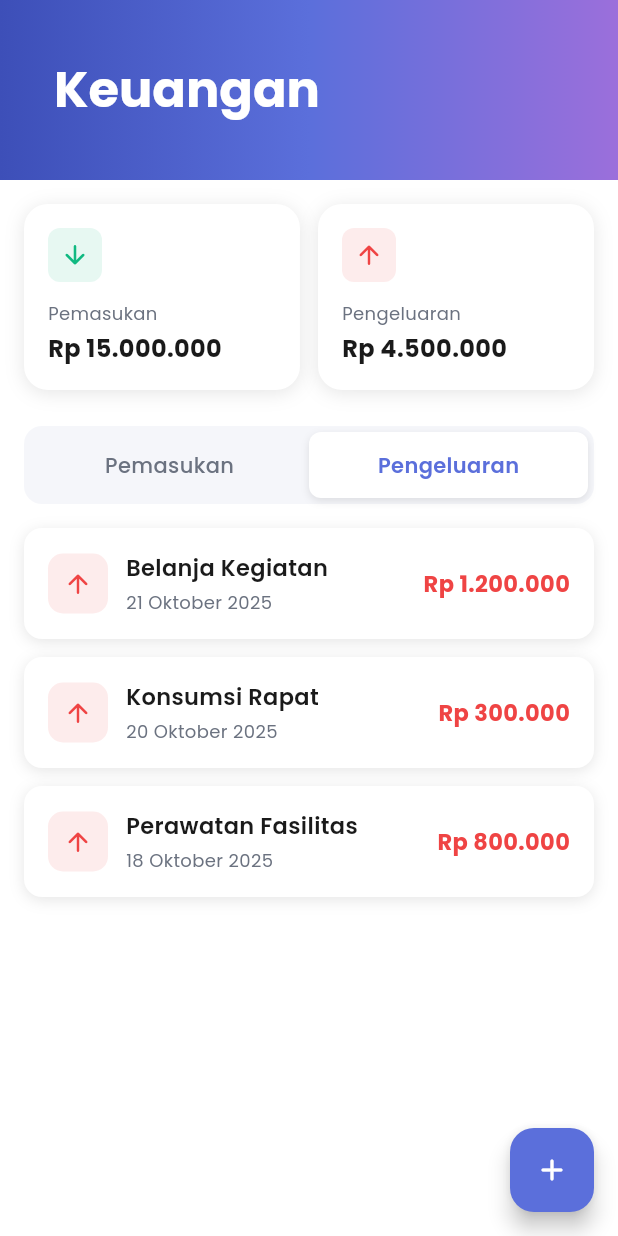
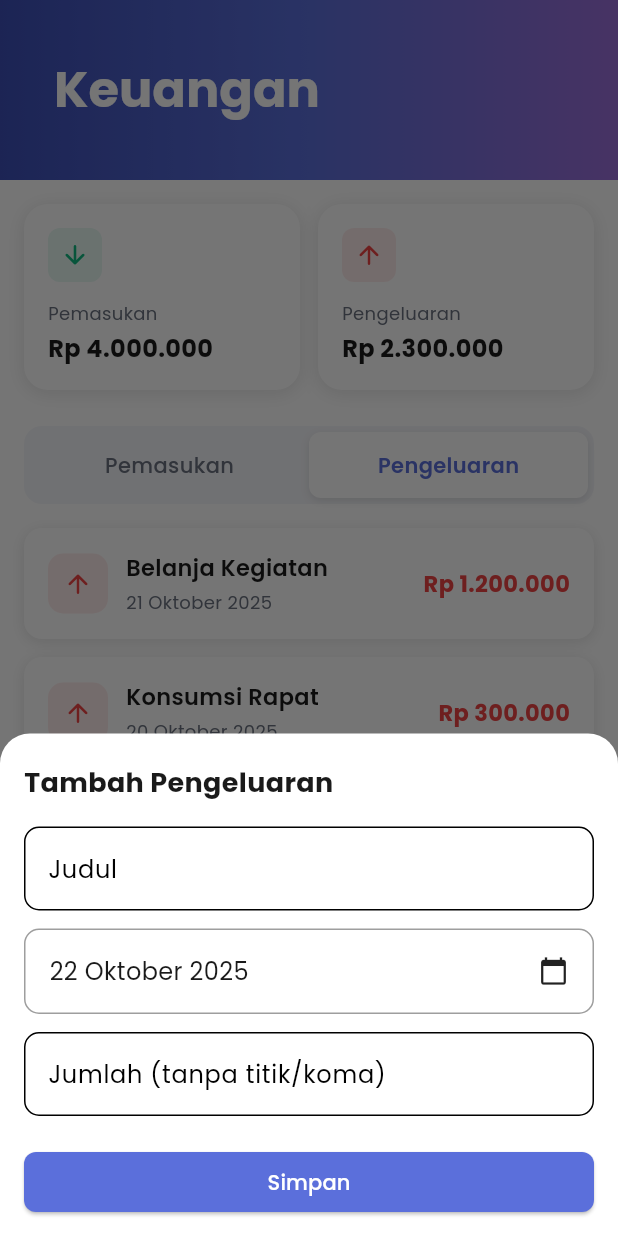
Before and after one commit to Ruphasa/Pentagram, a Flutter app: the KeuanganPage screen opened directly, after a tap on "Pengeluaran", after a tap on the "add" icon, on a phone screen of 412 x 824 dp. Run offline on Flutter 3.47's test engine with Material 3 defaults, Android fonts, the phone set to English and light mode, and no system bars; our stand-ins replace firebase_core, google_fonts; accounts and stored records are empty.

Commit message:
tambah tombol pemasukan dan pengeluaran

```diff
--- a/lib/pages/keuangan/keuangan_page.dart
+++ b/lib/pages/keuangan/keuangan_page.dart
@@ -1,6 +1,7 @@
 import 'package:flutter/material.dart';
 import 'package:pentagram/utils/app_colors.dart';
 import 'package:pentagram/widgets/common_header.dart';
+import 'package:intl/intl.dart';
 
 class KeuanganPage extends StatefulWidget {
   const KeuanganPage({super.key});
@@ -12,6 +13,35 @@ class KeuanganPage extends StatefulWidget {
 class _KeuanganPageState extends State<KeuanganPage> {
   bool showIncome = true;
 
+  List<Map<String, dynamic>> incomeList = [
+    {'title': 'Iuran Bulanan', 'date': DateTime(2025, 10, 21), 'amount': 2500000},
+    {'title': 'Donasi Kegiatan', 'date': DateTime(2025, 10, 20), 'amount': 1000000},
+    {'title': 'Sumbangan Warga', 'date': DateTime(2025, 10, 19), 'amount': 500000},
+  ];
+
+  List<Map<String, dynamic>> expenseList = [
+    {'title': 'Belanja Kegiatan', 'date': DateTime(2025, 10, 21), 'amount': 1200000},
+    {'title': 'Konsumsi Rapat', 'date': DateTime(2025, 10, 20), 'amount': 300000},
+    {'title': 'Perawatan Fasilitas', 'date': DateTime(2025, 10, 18), 'amount': 800000},
+  ];
+
+  String _formatDate(DateTime date) {
+    final months = [
+      '', 'Januari', 'Februari', 'Maret', 'April', 'Mei', 'Juni',
+      'Juli', 'Agustus', 'September', 'Oktober', 'November', 'Desember'
+    ];
+    return '${date.day} ${months[date.month]} ${date.year}';
+  }
+
+  String _formatCurrency(int amount) {
+    final formatter = NumberFormat.currency(locale: 'id_ID', symbol: 'Rp ', decimalDigits: 0);
+    return formatter.format(amount);
+  }
+
+  int _calculateTotal(List<Map<String, dynamic>> list) {
+    return list.fold(0, (sum, item) => sum + (item['amount'] as int));
+  }
+
   @override
   Widget build(BuildContext context) {
     return Scaffold(
@@ -19,23 +49,37 @@ class _KeuanganPageState extends State<KeuanganPage> {
       body: SafeArea(
         child: CustomScrollView(
           slivers: [
-            // App Bar dengan Gradient
-            const CommonHeader(
-              title: 'Keuangan',
-            ),
-
-            // Content
+            const CommonHeader(title: 'Keuangan'),
             SliverPadding(
               padding: const EdgeInsets.all(16),
               sliver: SliverList(
                 delegate: SliverChildListDelegate([
-                  // Summary Cards
-                  Row(
+                  _buildTopSummary(),
+                  const SizedBox(height: 24),
+                  _buildFilterToggle(),
+                  const SizedBox(height: 16),
+                  ..._buildTransactionList(),
+                ]),
+              ),
+            ),
+          ],
+        ),
+      ),
+      floatingActionButton: FloatingActionButton(
+        backgroundColor: AppColors.primary,
+        child: const Icon(Icons.add_rounded, color: AppColors.textOnPrimary),
+        onPressed: () => _showAddTransactionForm(context),
+      ),
+    );
+  }
+
+  Widget _buildTopSummary() {
+    return Row(
       children: [
         Expanded(
           child: _buildSummaryCard(
             title: 'Pemasukan',
-                          amount: 'Rp 15.000.000',
+            amount: _formatCurrency(_calculateTotal(incomeList)),
             icon: Icons.arrow_downward_rounded,
             color: AppColors.success,
           ),
@@ -44,17 +88,17 @@ class _KeuanganPageState extends State<KeuanganPage> {
         Expanded(
           child: _buildSummaryCard(
             title: 'Pengeluaran',
-                          amount: 'Rp 4.500.000',
+            amount: _formatCurrency(_calculateTotal(expenseList)),
             icon: Icons.arrow_upward_rounded,
             color: AppColors.error,
           ),
         ),
       ],
-                  ),
-                  const SizedBox(height: 24),
+    );
+  }
 
-                  // Filter Toggle
-                  Container(
+  Widget _buildFilterToggle() {
+    return Container(
       padding: const EdgeInsets.all(4),
       decoration: BoxDecoration(
         color: AppColors.backgroundGrey,
@@ -66,138 +110,14 @@ class _KeuanganPageState extends State<KeuanganPage> {
             child: _buildFilterButton(
               label: 'Pemasukan',
               isSelected: showIncome,
-                            onTap: () {
-                              setState(() {
-                                showIncome = true;
-                              });
-                            },
+              onTap: () => setState(() => showIncome = true),
             ),
           ),
           Expanded(
             child: _buildFilterButton(
               label: 'Pengeluaran',
               isSelected: !showIncome,
-                            onTap: () {
-                              setState(() {
-                                showIncome = false;
-                              });
-                            },
-                          ),
-                        ),
-                      ],
-                    ),
-                  ),
-                  const SizedBox(height: 16),
-
-                  // Transactions List
-                  if (showIncome) ...[
-                    _buildTransactionItem(
-                      title: 'Iuran Bulanan',
-                      date: '21 Oktober 2025',
-                      amount: 'Rp 2.500.000',
-                      isIncome: true,
-                    ),
-                    const SizedBox(height: 12),
-                    _buildTransactionItem(
-                      title: 'Donasi Kegiatan',
-                      date: '20 Oktober 2025',
-                      amount: 'Rp 1.000.000',
-                      isIncome: true,
-                    ),
-                    const SizedBox(height: 12),
-                    _buildTransactionItem(
-                      title: 'Sumbangan Warga',
-                      date: '19 Oktober 2025',
-                      amount: 'Rp 500.000',
-                      isIncome: true,
-                    ),
-                  ] else ...[
-                    _buildTransactionItem(
-                      title: 'Belanja Kegiatan',
-                      date: '21 Oktober 2025',
-                      amount: 'Rp 1.200.000',
-                      isIncome: false,
-                    ),
-                    const SizedBox(height: 12),
-                    _buildTransactionItem(
-                      title: 'Konsumsi Rapat',
-                      date: '20 Oktober 2025',
-                      amount: 'Rp 300.000',
-                      isIncome: false,
-                    ),
-                    const SizedBox(height: 12),
-                    _buildTransactionItem(
-                      title: 'Perawatan Fasilitas',
-                      date: '18 Oktober 2025',
-                      amount: 'Rp 800.000',
-                      isIncome: false,
-                    ),
-                  ],
-                ]),
-              ),
-            ),
-          ],
-        ),
-      ),
-      floatingActionButton: FloatingActionButton(
-        onPressed: () {
-          // TODO: Add transaction
-        },
-        backgroundColor: AppColors.primary,
-        child: const Icon(Icons.add_rounded, color: AppColors.textOnPrimary),
-      ),
-    );
-  }
-
-  Widget _buildSummaryCard({
-    required String title,
-    required String amount,
-    required IconData icon,
-    required Color color,
-  }) {
-    return Container(
-      padding: const EdgeInsets.all(16),
-      decoration: BoxDecoration(
-        color: AppColors.cardBackground,
-        borderRadius: BorderRadius.circular(16),
-        boxShadow: const [
-          BoxShadow(
-            color: AppColors.shadow,
-            blurRadius: 10,
-            offset: Offset(0, 2),
-          ),
-        ],
-      ),
-      child: Column(
-        crossAxisAlignment: CrossAxisAlignment.start,
-        children: [
-          Container(
-            padding: const EdgeInsets.all(8),
-            decoration: BoxDecoration(
-              color: color.withOpacity(0.1),
-              borderRadius: BorderRadius.circular(8),
-            ),
-            child: Icon(
-              icon,
-              color: color,
-              size: 20,
-            ),
-          ),
-          const SizedBox(height: 12),
-          Text(
-            title,
-            style: const TextStyle(
-              fontSize: 12,
-              color: AppColors.textSecondary,
-            ),
-          ),
-          const SizedBox(height: 4),
-          Text(
-            amount,
-            style: const TextStyle(
-              fontSize: 16,
-              fontWeight: FontWeight.bold,
-              color: AppColors.textPrimary,
+              onTap: () => setState(() => showIncome = false),
             ),
           ),
         ],
@@ -205,11 +125,161 @@ class _KeuanganPageState extends State<KeuanganPage> {
     );
   }
 
-  Widget _buildFilterButton({
-    required String label,
-    required bool isSelected,
-    required VoidCallback onTap,
-  }) {
+  List<Widget> _buildTransactionList() {
+    final data = showIncome ? incomeList : expenseList;
+    // Sort by date descending
+    final sortedData = List<Map<String, dynamic>>.from(data)
+      ..sort((a, b) => (b['date'] as DateTime).compareTo(a['date'] as DateTime));
+
+    return sortedData
+        .map((item) => Padding(
+              padding: const EdgeInsets.only(bottom: 12),
+              child: _buildTransactionItem(
+                title: item['title'] as String,
+                date: item['date'] as DateTime,
+                amount: item['amount'] as int,
+                isIncome: showIncome,
+              ),
+            ))
+        .toList();
+  }
+
+  // Form Tambah Transaksi
+  void _showAddTransactionForm(BuildContext context) {
+    final titleController = TextEditingController();
+    final amountController = TextEditingController();
+    DateTime selectedDate = DateTime.now();
+
+    showModalBottomSheet(
+      context: context,
+      isScrollControlled: true,
+      shape: const RoundedRectangleBorder(
+        borderRadius: BorderRadius.vertical(top: Radius.circular(20)),
+      ),
+      builder: (context) {
+        return StatefulBuilder(
+          builder: (context, setModalState) {
+            return Padding(
+              padding: EdgeInsets.only(
+                bottom: MediaQuery.of(context).viewInsets.bottom,
+                left: 16,
+                right: 16,
+                top: 20,
+              ),
+              child: Column(
+                mainAxisSize: MainAxisSize.min,
+                crossAxisAlignment: CrossAxisAlignment.start,
+                children: [
+                  Text(
+                    showIncome ? 'Tambah Pemasukan' : 'Tambah Pengeluaran',
+                    style: const TextStyle(fontSize: 18, fontWeight: FontWeight.bold),
+                  ),
+                  const SizedBox(height: 16),
+                  _buildInputField(titleController, 'Judul'),
+                  const SizedBox(height: 12),
+                  InkWell(
+                    onTap: () async {
+                      final picked = await showDatePicker(
+                        context: context,
+                        initialDate: selectedDate,
+                        firstDate: DateTime(2020),
+                        lastDate: DateTime(2030),
+                      );
+                      if (picked != null) {
+                        setModalState(() {
+                          selectedDate = picked;
+                        });
+                      }
+                    },
+                    child: Container(
+                      padding: const EdgeInsets.all(16),
+                      decoration: BoxDecoration(
+                        border: Border.all(color: Colors.grey),
+                        borderRadius: BorderRadius.circular(10),
+                      ),
+                      child: Row(
+                        mainAxisAlignment: MainAxisAlignment.spaceBetween,
+                        children: [
+                          Text(
+                            _formatDate(selectedDate),
+                            style: const TextStyle(fontSize: 16),
+                          ),
+                          const Icon(Icons.calendar_today, size: 20),
+                        ],
+                      ),
+                    ),
+                  ),
+                  const SizedBox(height: 12),
+                  _buildInputField(amountController, 'Jumlah (tanpa titik/koma)', isNumber: true),
+                  const SizedBox(height: 20),
+                  SizedBox(
+                    width: double.infinity,
+                    child: ElevatedButton(
+                      style: ElevatedButton.styleFrom(backgroundColor: AppColors.primary),
+                      onPressed: () {
+                        if (titleController.text.isNotEmpty && amountController.text.isNotEmpty) {
+                          final amount = int.tryParse(amountController.text);
+                          if (amount != null) {
+                            setState(() {
+                              final newData = {
+                                'title': titleController.text,
+                                'date': selectedDate,
+                                'amount': amount,
+                              };
+                              showIncome ? incomeList.add(newData) : expenseList.add(newData);
+                            });
+                            Navigator.pop(context);
+                          }
+                        }
+                      },
+                      child: const Text('Simpan', style: TextStyle(color: AppColors.textOnPrimary)),
+                    ),
+                  ),
+                  const SizedBox(height: 12),
+                ],
+              ),
+            );
+          },
+        );
+      },
+    );
+  }
+
+  // Widget Helper
+  Widget _buildInputField(TextEditingController controller, String label, {bool isNumber = false}) {
+    return TextField(
+      controller: controller,
+      keyboardType: isNumber ? TextInputType.number : TextInputType.text,
+      decoration: InputDecoration(
+        labelText: label,
+        border: OutlineInputBorder(borderRadius: BorderRadius.circular(10)),
+      ),
+    );
+  }
+
+  Widget _buildSummaryCard({required String title, required String amount, required IconData icon, required Color color}) {
+    return Container(
+      padding: const EdgeInsets.all(16),
+      decoration: BoxDecoration(
+        color: AppColors.cardBackground,
+        borderRadius: BorderRadius.circular(16),
+        boxShadow: const [BoxShadow(color: AppColors.shadow, blurRadius: 10, offset: Offset(0, 2))],
+      ),
+      child: Column(crossAxisAlignment: CrossAxisAlignment.start, children: [
+        Container(
+          padding: const EdgeInsets.all(8),
+          decoration: BoxDecoration(color: color.withOpacity(0.1), borderRadius: BorderRadius.circular(8)),
+          child: Icon(icon, color: color, size: 20),
+        ),
+        const SizedBox(height: 12),
+        Text(title, style: const TextStyle(fontSize: 12, color: AppColors.textSecondary)),
+        const SizedBox(height: 4),
+        Text(amount, style: const TextStyle(fontSize: 16, fontWeight: FontWeight.bold, color: AppColors.textPrimary)),
+      ]),
+    );
+  }
+
+  Widget _buildFilterButton({required String label, required bool isSelected, required VoidCallback onTap}) {
     return GestureDetector(
       onTap: onTap,
       child: Container(
@@ -217,15 +287,7 @@ class _KeuanganPageState extends State<KeuanganPage> {
         decoration: BoxDecoration(
           color: isSelected ? AppColors.background : Colors.transparent,
           borderRadius: BorderRadius.circular(8),
-          boxShadow: isSelected
-              ? [
-                  const BoxShadow(
-                    color: AppColors.shadow,
-                    blurRadius: 4,
-                    offset: Offset(0, 2),
-                  ),
-                ]
-              : null,
+          boxShadow: isSelected ? [const BoxShadow(color: AppColors.shadow, blurRadius: 4, offset: Offset(0, 2))] : null,
         ),
         child: Center(
           child: Text(
@@ -241,71 +303,36 @@ class _KeuanganPageState extends State<KeuanganPage> {
     );
   }
 
-  Widget _buildTransactionItem({
-    required String title,
-    required String date,
-    required String amount,
-    required bool isIncome,
-  }) {
+  Widget _buildTransactionItem({required String title, required DateTime date, required int amount, required bool isIncome}) {
+    final icon = isIncome ? Icons.arrow_downward_rounded : Icons.arrow_upward_rounded;
+    final color = isIncome ? AppColors.success : AppColors.error;
+
     return Container(
       padding: const EdgeInsets.all(16),
       decoration: BoxDecoration(
         color: AppColors.cardBackground,
         borderRadius: BorderRadius.circular(12),
-        boxShadow: const [
-          BoxShadow(
-            color: AppColors.shadow,
-            blurRadius: 8,
-            offset: Offset(0, 2),
-          ),
-        ],
+        boxShadow: const [BoxShadow(color: AppColors.shadow, blurRadius: 8, offset: Offset(0, 2))],
       ),
       child: Row(
         children: [
           Container(
             padding: const EdgeInsets.all(10),
-            decoration: BoxDecoration(
-              color: (isIncome ? AppColors.success : AppColors.error).withOpacity(0.1),
-              borderRadius: BorderRadius.circular(10),
-            ),
-            child: Icon(
-              isIncome ? Icons.arrow_downward_rounded : Icons.arrow_upward_rounded,
-              color: isIncome ? AppColors.success : AppColors.error,
-              size: 20,
-            ),
+            decoration: BoxDecoration(color: color.withOpacity(0.1), borderRadius: BorderRadius.circular(10)),
+            child: Icon(icon, color: color, size: 20),
           ),
           const SizedBox(width: 12),
           Expanded(
             child: Column(
               crossAxisAlignment: CrossAxisAlignment.start,
               children: [
-                Text(
-                  title,
-                  style: const TextStyle(
-                    fontSize: 15,
-                    fontWeight: FontWeight.w600,
-                    color: AppColors.textPrimary,
-                  ),
-                ),
+                Text(title, style: const TextStyle(fontSize: 15, fontWeight: FontWeight.w600, color: AppColors.textPrimary)),
                 const SizedBox(height: 4),
-                Text(
-                  date,
-                  style: const TextStyle(
-                    fontSize: 12,
-                    color: AppColors.textSecondary,
-                  ),
-                ),
+                Text(_formatDate(date), style: const TextStyle(fontSize: 12, color: AppColors.textSecondary)),
               ],
             ),
           ),
-          Text(
-            amount,
-            style: TextStyle(
-              fontSize: 15,
-              fontWeight: FontWeight.bold,
-              color: isIncome ? AppColors.success : AppColors.error,
-            ),
-          ),
+          Text(_formatCurrency(amount), style: TextStyle(fontSize: 15, fontWeight: FontWeight.bold, color: color)),
         ],
       ),
     );
```
Lines whose indentation alone changed are shown as unchanged.
